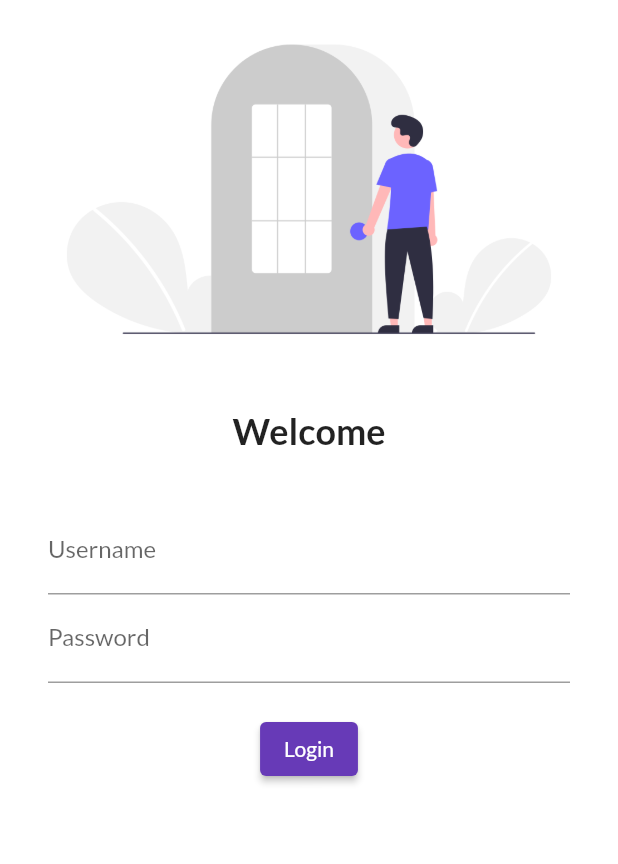
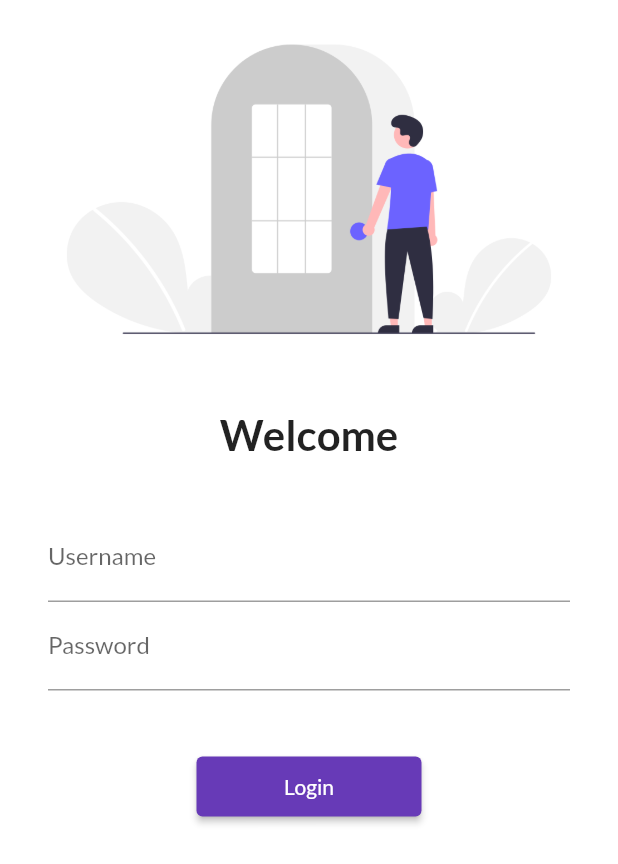
Before and after one commit to maheshdbabar9340/30DaysOfFlutter, a Flutter app: the screen it shows after launch, on a phone screen of 412 x 824 dp. Shown: the top 864 px of the screen. Run offline on Flutter 3.47's test engine with Material 2 defaults, Android fonts, the phone set to English and light mode, and no system bars; our stand-ins replace google_fonts; missing offline and left inert: dart:html.

Commit message:
Day5 completed

```diff
--- a/lib/main.dart
+++ b/lib/main.dart
@@ -1,5 +1,6 @@
 import 'package:flutter/material.dart';
 import 'package:flutter_catalog/pages/login_page.dart';
+import 'package:flutter_catalog/utils/routes.dart';
 import 'package:google_fonts/google_fonts.dart';
 import 'pages/home_page.dart';
 
@@ -13,17 +14,17 @@ class MyApp extends StatelessWidget {
     return MaterialApp(
       themeMode: ThemeMode.light,
       theme: ThemeData(
-          primarySwatch: Colors.deepPurple,
-          fontFamily: GoogleFonts.lato().fontFamily,
-          primaryTextTheme: GoogleFonts.latoTextTheme()),
+        primarySwatch: Colors.deepPurple,
+        fontFamily: GoogleFonts.lato().fontFamily,
+      ),
       darkTheme: ThemeData(
         brightness: Brightness.dark,
       ),
       // initialRoute: "/home",
       routes: {
         "/": (context) => LoginPage(),
-        "/home": (context) => HomePage(),
-        "/login": (context) => LoginPage(),
+        MyRoutes.homeRoute: (context) => HomePage(),
+        MyRoutes.loginRoute: (context) => LoginPage(),
       },
     );
   }
--- a/lib/pages/login_page.dart
+++ b/lib/pages/login_page.dart
@@ -1,10 +1,12 @@
 import 'package:flutter/material.dart';
+import 'package:flutter_catalog/utils/routes.dart';
 
 class LoginPage extends StatelessWidget {
   @override
   Widget build(BuildContext context) {
     return Material(
         color: Colors.white,
+        child: SingleChildScrollView(
           child: Column(
             children: [
               Image.asset(
@@ -17,7 +19,7 @@ class LoginPage extends StatelessWidget {
               Text(
                 "Welcome",
                 style: TextStyle(
-                fontSize: 24,
+                  fontSize: 28,
                   fontWeight: FontWeight.bold,
                 ),
               ),
@@ -25,8 +27,8 @@ class LoginPage extends StatelessWidget {
                 height: 20.0,
               ),
               Padding(
-              padding:
-                  const EdgeInsets.symmetric(vertical: 16.0, horizontal: 32.0),
+                padding: const EdgeInsets.symmetric(
+                    vertical: 16.0, horizontal: 32.0),
                 child: Column(
                   children: [
                     TextFormField(
@@ -43,19 +45,20 @@ class LoginPage extends StatelessWidget {
                       ),
                     ),
                     SizedBox(
-                    height: 20.0,
+                      height: 40.0,
                     ),
                     ElevatedButton(
                       onPressed: () {
-                      print("Hello, I am learning Flutter with Codepur");
+                        Navigator.pushNamed(context, MyRoutes.homeRoute);
                       },
                       child: Text("Login"),
-                    style: TextButton.styleFrom(),
+                      style: TextButton.styleFrom(minimumSize: Size(150, 40)),
                     )
                   ],
                 ),
               )
             ],
+          ),
         ));
   }
 }
--- /dev/null
+++ b/lib/utils/routes.dart
@@ -0,0 +1,4 @@
+class MyRoutes {
+  static String loginRoute = "/login";
+  static String homeRoute = "/home";
+}
```
Lines whose indentation alone changed are shown as unchanged.
